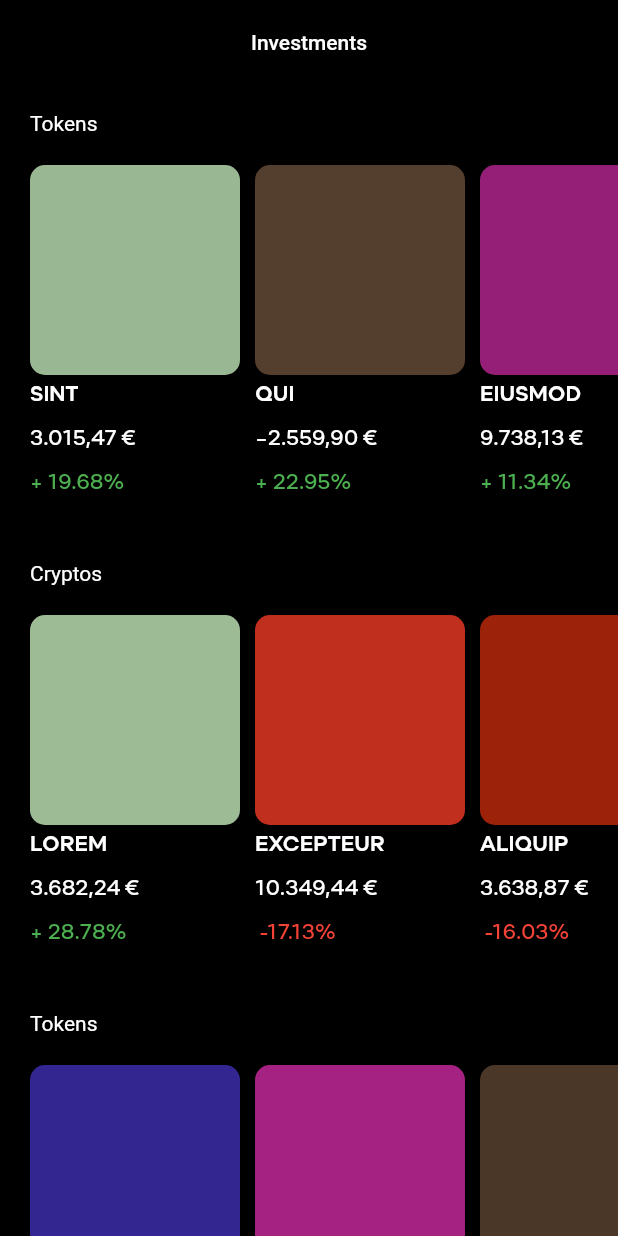
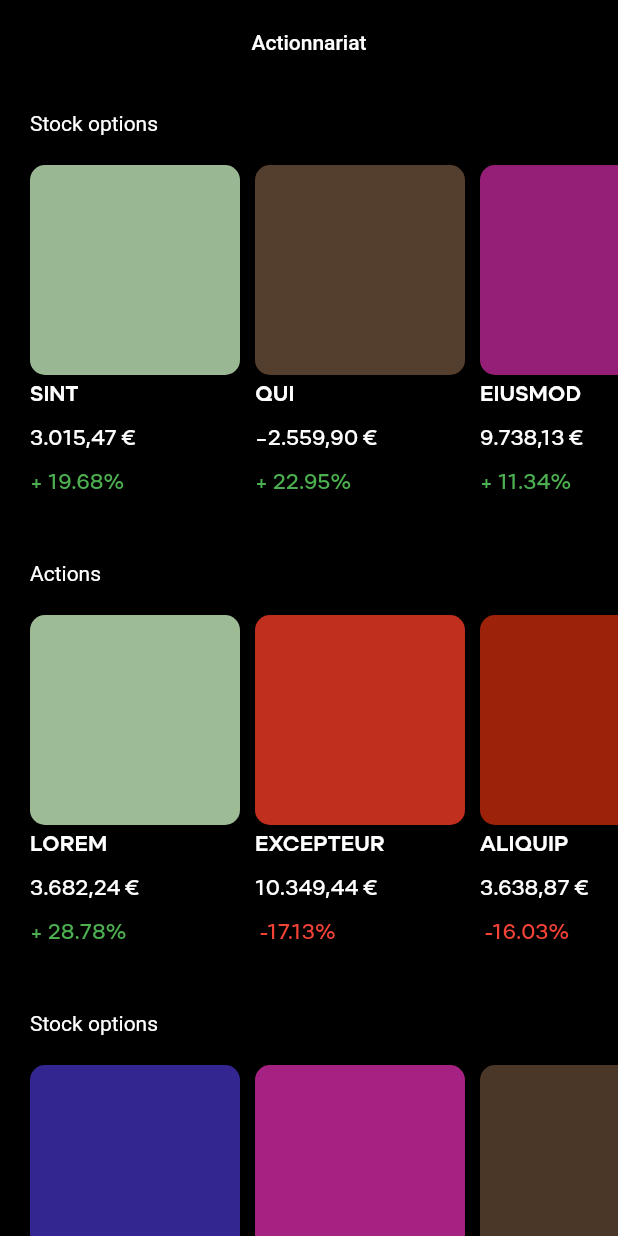
Before and after one commit to Grrravity/akt_token, a Flutter app: the screen it shows after launch, scrolled down 576 dp, on a phone screen of 412 x 824 dp. Run offline on Flutter 3.47's test engine with Material 2 defaults, Android fonts, the phone set to English and light mode, and no system bars; our stand-ins replace bloc, dartz, equatable, flutter_bloc, get_it, internet_connection_checker.

Commit message:
[AKT-231] ajout de la gestion des actions

```diff
--- a/lib/feature/akt_token/views/screens/akt_token_list.dart
+++ b/lib/feature/akt_token/views/screens/akt_token_list.dart
@@ -52,7 +52,7 @@ class _AktTokenListState extends State<AktTokenList> {
         SliverAppBar(
           title: Center(
               child: Text(
-            "Investments",
+            "Actionnariat",
             style: TextStyle(fontSize: 14),
           )),
           expandedHeight: 350,
@@ -86,13 +86,13 @@ class _AktTokenListState extends State<AktTokenList> {
                   data: index == 0
                       ? widget.cryptoEntity.cryptosTop
                       : widget.cryptoEntity.cryptos,
-                  title: "Cryptos",
+                  title: "Actions",
                 ),
                 ItemListDisplay(
                     data: index == 0
                         ? widget.cryptoEntity.tokensTop
                         : widget.cryptoEntity.tokens,
-                    title: "Tokens"),
+                    title: "Stock options"),
               ],
             );
           },
```
